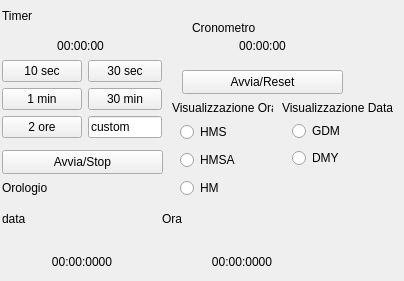
Qt form mainpage.ui (ibamba01/Laboratorio-di-programmazione-qt) before a commit.
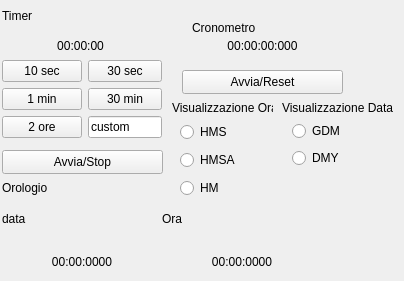
The same form after that commit.

```diff
--- a/mainpage.ui
+++ b/mainpage.ui
@@ -188,7 +188,7 @@
     </rect>
    </property>
    <property name="text">
-    <string>00:00:00</string>
+    <string>00:00:00:000</string>
    </property>
    <property name="alignment">
     <set>Qt::AlignmentFlag::AlignCenter</set>
```
Left out of the diff: 2 changed lines with no effect on the pictures.
